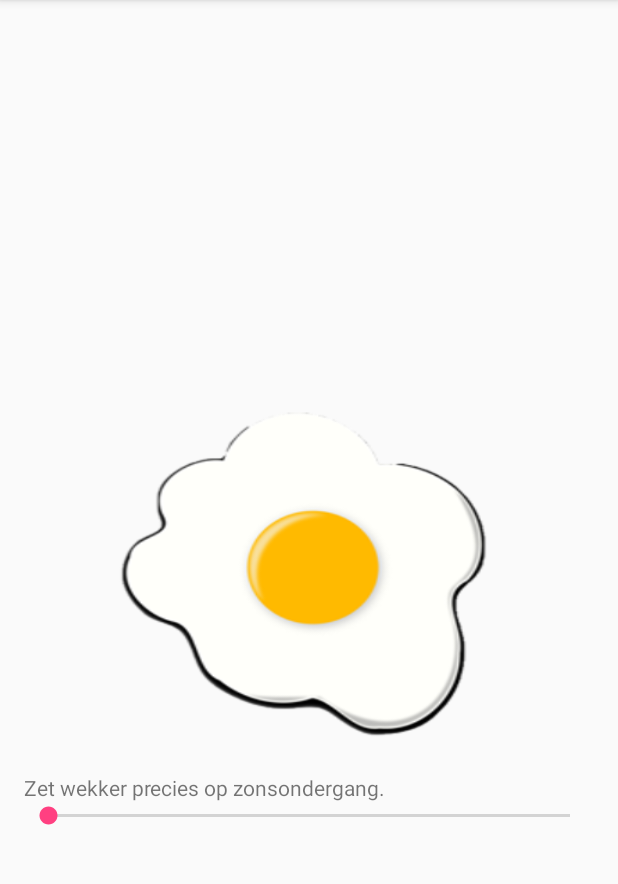
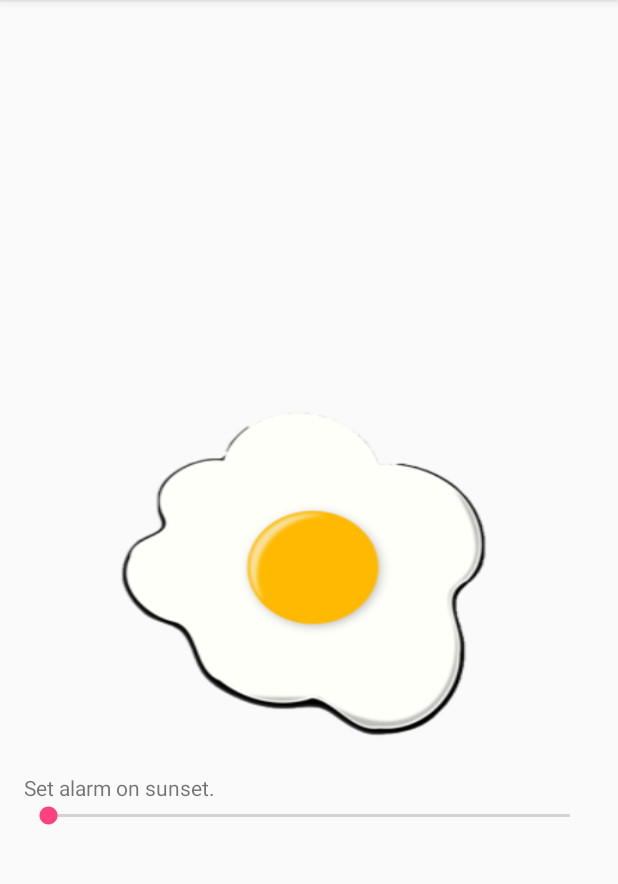
Before and after one commit to PHPirates/KipSafe, an Android app: the screen it shows after launch (MainActivity), after a tap on "Kip button", on a phone screen of 412 x 824 dp, the part 84-968 px from its top. Run offline under Robolectric (Android 15) with nearby library versions, the phone set to English and light mode, and no system bars; network calls fail.

Commit message:
added translation (EN-NL)

```diff
--- a/app/src/main/java/com/b18/kipsafe/MainActivity.kt
+++ b/app/src/main/java/com/b18/kipsafe/MainActivity.kt
@@ -43,7 +43,7 @@ class MainActivity : AppCompatActivity() {
                     GetSunsetTask.Delay.NO_DELAY)
         } else {
             alarmManager.cancelAlarm()
-            Toast.makeText(baseContext, "Alarm canceled.", Toast.LENGTH_SHORT).show()
+            Toast.makeText(baseContext, R.string.cancel_alarm, Toast.LENGTH_SHORT).show()
         }
     }
 }
--- a/app/src/main/java/com/b18/kipsafe/alarms/AlarmReceiver.kt
+++ b/app/src/main/java/com/b18/kipsafe/alarms/AlarmReceiver.kt
@@ -10,7 +10,7 @@
 
 class AlarmReceiver : BroadcastReceiver() {
     override fun onReceive(context: Context?, intent: Intent?) {
-        Toast.makeText(context, "Tok tok!", Toast.LENGTH_SHORT).show()
+        Toast.makeText(context, R.string.kukeleku, Toast.LENGTH_SHORT).show()
 
         // Define the intent to open when clicking the notifcation.
         val contentIntent = Intent(context, MainActivity::class.java)
--- a/app/src/main/java/com/b18/kipsafe/sunsetcommunication/GetSunsetTask.kt
+++ b/app/src/main/java/com/b18/kipsafe/sunsetcommunication/GetSunsetTask.kt
@@ -3,6 +3,7 @@ package com.b18.kipsafe.sunsetcommunication
 import android.content.Context
 import android.os.AsyncTask
 import android.widget.Toast
+import com.b18.kipsafe.R
 import com.b18.kipsafe.SharedPreferenceManager
 import com.b18.kipsafe.alarms.KipAlarmManager
 import com.b18.kipsafe.converters.convertIsoToCalendar
@@ -66,7 +67,8 @@ class GetSunsetTask(private val context: Context?, private val minutesBeforeSuns
 
             timeCalendar.add(Calendar.MINUTE, -minutesBeforeSunset)
             Toast.makeText(context,
-                    "Alarm set for ${hourMinuteDateFormat.format(timeCalendar.time)}",
+                    String.format(context!!.resources.getString(R.string.alarm_set),
+                            hourMinuteDateFormat.format(timeCalendar.time)),
                     Toast.LENGTH_SHORT)
                     .show()
 
--- a/app/src/main/res/values/strings.xml
+++ b/app/src/main/res/values/strings.xml
@@ -1,7 +1,11 @@
 <resources>
-    <string name="app_name">KipSafe</string>
-    <string name="kipbutton">Kip button</string>
-    <string name="notif">Vergeet de kippen niet!</string>
-    <string name="slidertext_zero">Zet wekker precies op zonsondergang.</string>
-    <string name="slidertext_one">Zet wekker %1$d minuten voor zonsondergang.</string>
+    <string name="app_name" translatable="false">KipSafe</string>
+    <string name="kipbutton" translatable="false">Kip button</string>
+    <string name="notif">Don\'t forget your chickens!</string>
+    <string name="slidertext_zero">Set alarm on sunset.</string>
+    <string name="slidertext_one">Set alarm %1$d minutes before sunset.</string>
+    <string name="cancel_alarm">Alarm cancelled.</string>
+    <string name="alarm_set">Alarm set on %1$s.</string>
+    <string name="no_sun">Can\'t find the sun!</string>
+    <string name="kukeleku">Cock-A-Doodle-Doo!</string>
 </resources>
```
Also changed, not shown: app/src/main/java/com/b18/kipsafe/AlarmSetter.kt (+4 -3 lines), 1 other file.
